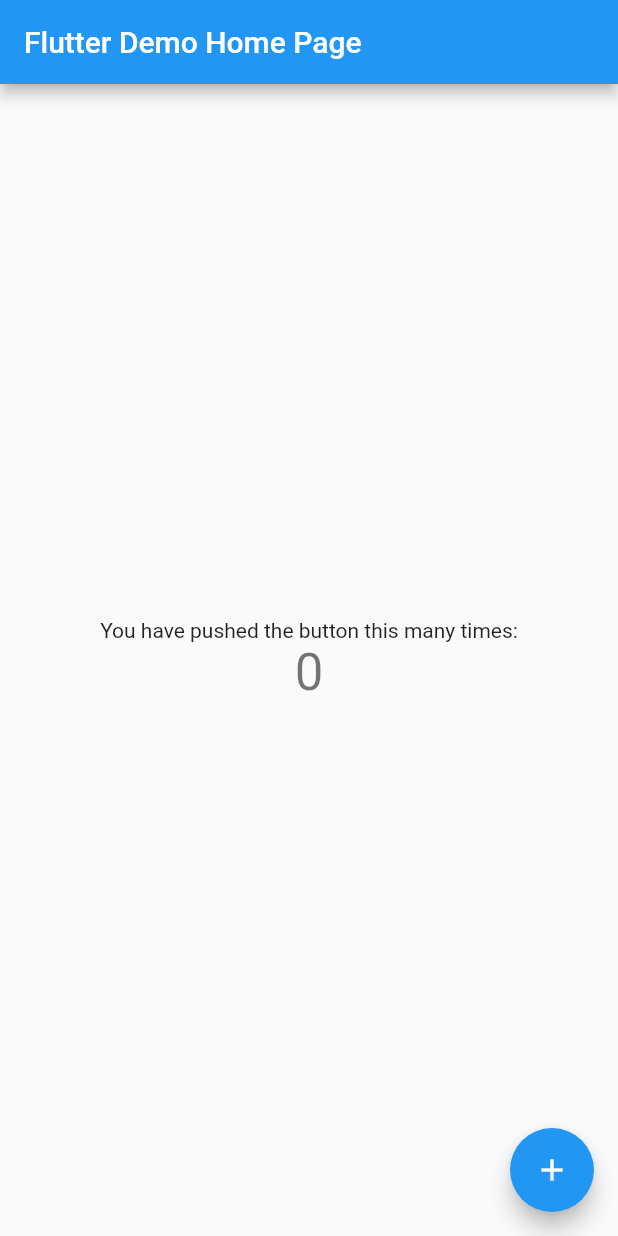
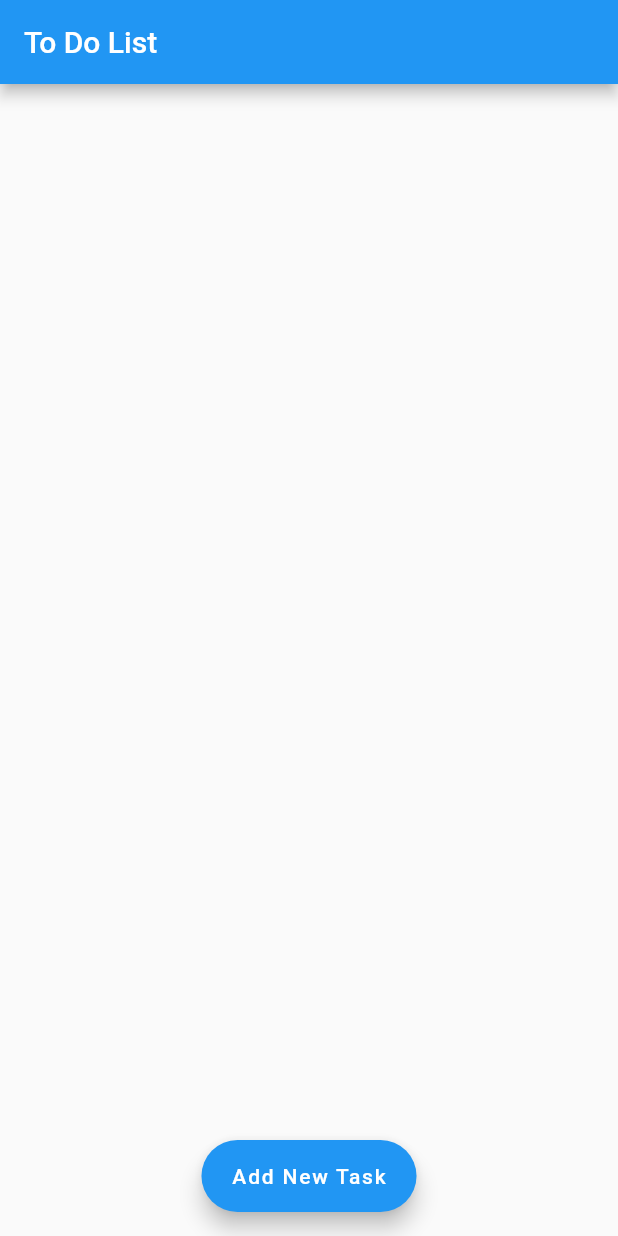
Before and after one commit to seyed-ali-hosseini-nasab/task_list_app, a Flutter app: the screen it shows after launch, on a phone screen of 412 x 824 dp. Run offline on Flutter 3.47's test engine with Material 2 defaults, Android fonts, the phone set to English and light mode, and no system bars; our stand-ins replace hive_flutter; accounts and stored records are empty; generated files the repository leaves out were written again.

Commit message:
Create basic HomeScreen and EditTaskScreen screens

```diff
--- a/lib/main.dart
+++ b/lib/main.dart
@@ -1,6 +1,15 @@
 import 'package:flutter/material.dart';
+import 'package:hive_flutter/adapters.dart';
+import 'package:task_list_app/data.dart';
 
-void main() {
+const String taskBoxName = 'tasks';
+
+void main() async {
+  await Hive.initFlutter();
+  Hive.registerAdapter(TaskAdapter());
+  Hive.registerAdapter(PriorityAdapter());
+  await Hive.openBox<Task>(taskBoxName);
+
   runApp(const MyApp());
 }
 
@@ -12,6 +21,7 @@
   Widget build(BuildContext context) {
     return MaterialApp(
       title: 'Flutter Demo',
+      debugShowCheckedModeBanner: false,
       theme: ThemeData(
         // This is the theme of your application.
         //
@@ -24,92 +34,92 @@
         // is not restarted.
         primarySwatch: Colors.blue,
       ),
-      home: const MyHomePage(title: 'Flutter Demo Home Page'),
+      home: const HomeScreen(),
     );
   }
 }
 
-class MyHomePage extends StatefulWidget {
-  const MyHomePage({super.key, required this.title});
-
-  // This widget is the home page of your application. It is stateful, meaning
-  // that it has a State object (defined below) that contains fields that affect
-  // how it looks.
-
-  // This class is the configuration for the state. It holds the values (in this
-  // case the title) provided by the parent (in this case the App widget) and
-  // used by the build method of the State. Fields in a Widget subclass are
-  // always marked "final".
-
-  final String title;
-
-  @override
-  State<MyHomePage> createState() => _MyHomePageState();
-}
-
-class _MyHomePageState extends State<MyHomePage> {
-  int _counter = 0;
-
-  void _incrementCounter() {
-    setState(() {
-      // This call to setState tells the Flutter framework that something has
-      // changed in this State, which causes it to rerun the build method below
-      // so that the display can reflect the updated values. If we changed
-      // _counter without calling setState(), then the build method would not be
-      // called again, and so nothing would appear to happen.
-      _counter++;
-    });
-  }
+class HomeScreen extends StatelessWidget {
+  const HomeScreen({super.key});
 
   @override
   Widget build(BuildContext context) {
-    // This method is rerun every time setState is called, for instance as done
-    // by the _incrementCounter method above.
-    //
-    // The Flutter framework has been optimized to make rerunning build methods
-    // fast, so that you can just rebuild anything that needs updating rather
-    // than having to individually change instances of widgets.
+    final Box<Task> box = Hive.box(taskBoxName);
     return Scaffold(
       appBar: AppBar(
-        // Here we take the value from the MyHomePage object that was created by
-        // the App.build method, and use it to set our appbar title.
-        title: Text(widget.title),
+        title: const Text('To Do List'),
       ),
-      body: Center(
-        // Center is a layout widget. It takes a single child and positions it
-        // in the middle of the parent.
-        child: Column(
-          // Column is also a layout widget. It takes a list of children and
-          // arranges them vertically. By default, it sizes itself to fit its
-          // children horizontally, and tries to be as tall as its parent.
-          //
-          // Invoke "debug painting" (press "p" in the console, choose the
-          // "Toggle Debug Paint" action from the Flutter Inspector in Android
-          // Studio, or the "Toggle Debug Paint" command in Visual Studio Code)
-          // to see the wireframe for each widget.
-          //
-          // Column has various properties to control how it sizes itself and
-          // how it positions its children. Here we use mainAxisAlignment to
-          // center the children vertically; the main axis here is the vertical
-          // axis because Columns are vertical (the cross axis would be
-          // horizontal).
-          mainAxisAlignment: MainAxisAlignment.center,
-          children: <Widget>[
-            const Text(
-              'You have pushed the button this many times:',
+      floatingActionButton: FloatingActionButton.extended(
+        onPressed: () {
+          Navigator.of(context).push(
+            MaterialPageRoute(
+              builder: (context) => EditTaskScreen(),
             ),
-            Text(
-              '$_counter',
-              style: Theme.of(context).textTheme.headline4,
-            ),
-          ],
-        ),
+          );
+        },
+        label: const Text('Add New Task'),
       ),
-      floatingActionButton: FloatingActionButton(
-        onPressed: _incrementCounter,
-        tooltip: 'Increment',
-        child: const Icon(Icons.add),
-      ), // This trailing comma makes auto-formatting nicer for build methods.
+      floatingActionButtonLocation: FloatingActionButtonLocation.centerFloat,
+      body: ValueListenableBuilder<Box<Task>>(
+        valueListenable: box.listenable(),
+        builder: (context, box, child) {
+          return ListView.builder(
+            itemCount: box.values.length,
+            itemBuilder: (context, index) {
+              final Task task = box.values.toList()[index];
+              return Container(
+                child: Text(
+                  task.name,
+                  style: TextStyle(
+                    fontSize: 24,
+                  ),
+                ),
+              );
+            },
+          );
+        },
+      ),
     );
   }
 }
+
+class EditTaskScreen extends StatelessWidget {
+  final TextEditingController _controller = TextEditingController();
+
+  EditTaskScreen({super.key});
+
+  @override
+  Widget build(BuildContext context) {
+    final Box<Task> box = Hive.box(taskBoxName);
+    return Scaffold(
+        appBar: AppBar(
+          title: const Text('Edit Task'),
+        ),
+        floatingActionButton: FloatingActionButton.extended(
+          onPressed: () {
+            final Task task = Task();
+            task.name = _controller.text;
+            task.priority = Priority.low;
+            if (task.isInBox) {
+              task.save();
+            } else {
+              box.add(task);
+            }
+
+            Navigator.of(context).pop();
+          },
+          label: const Text('Save Change'),
+        ),
+        floatingActionButtonLocation: FloatingActionButtonLocation.centerFloat,
+        body: Column(
+          children: [
+            TextField(
+              controller: _controller,
+              decoration: const InputDecoration(
+                label: Text('Add a task for today'),
+              ),
+            ),
+          ],
+        ));
+  }
+}
```
